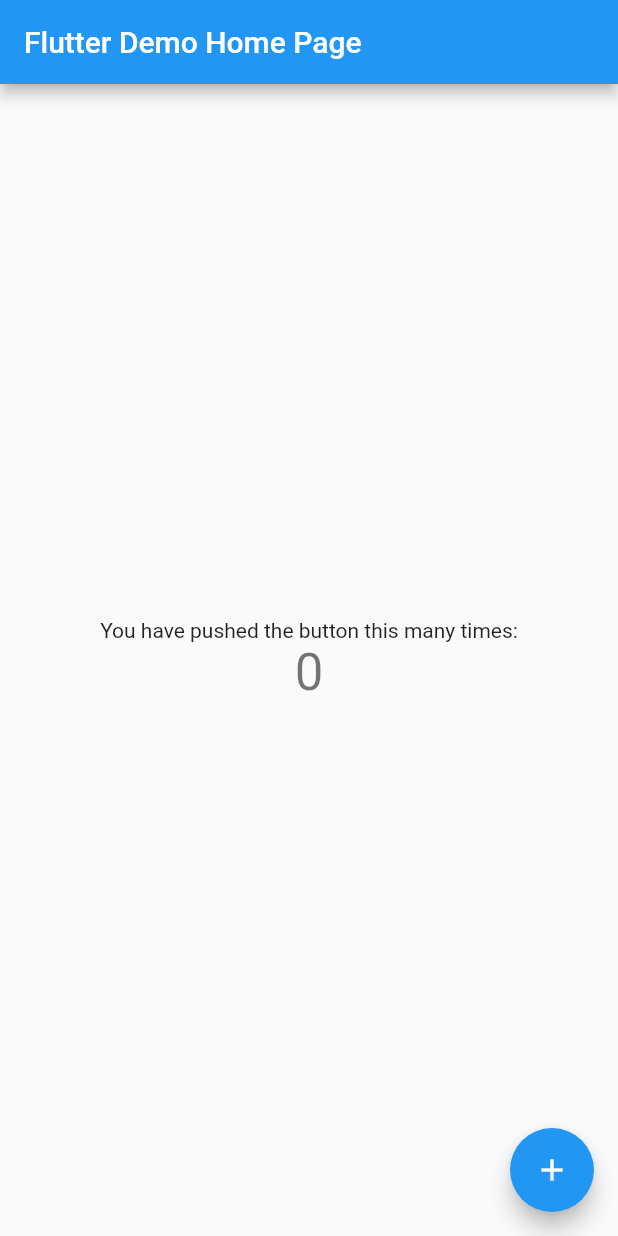
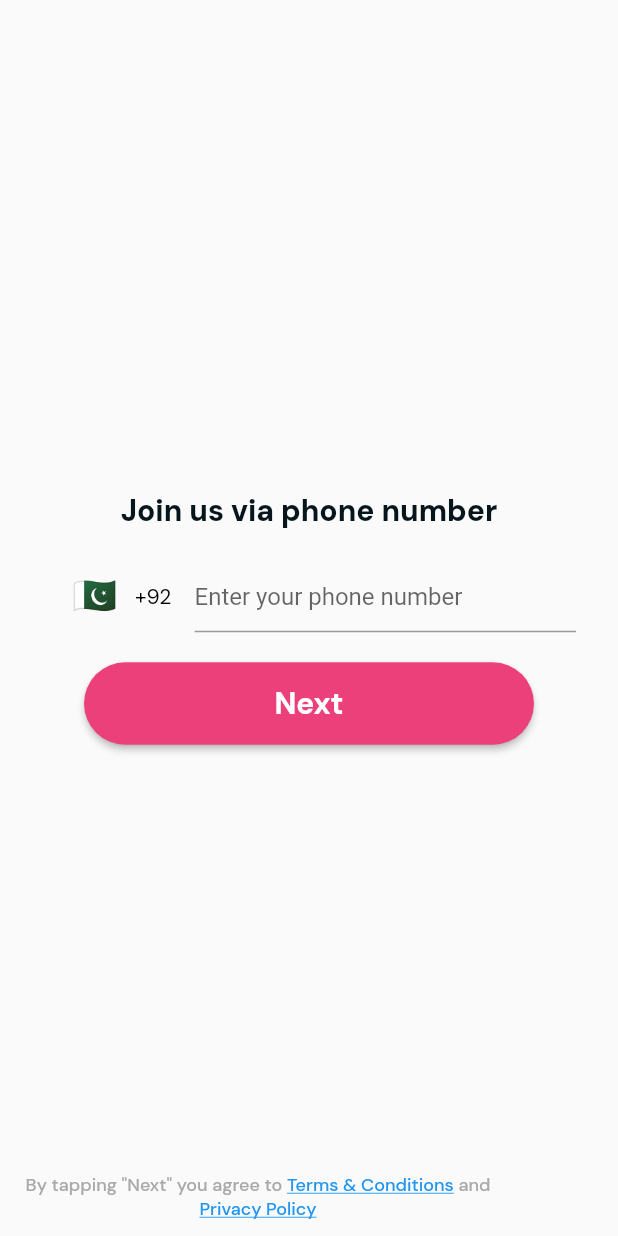
Before and after one commit to imranaziz1/WinDrive, a Flutter app: the screen it shows after launch, on a phone screen of 412 x 824 dp. Run offline on Flutter 3.47's test engine with Material 2 defaults, Android fonts, the light colour scheme and no system bars; drawn by our look-alikes of intl_phone_number_input; our stand-ins replace google_fonts.

Commit message:
First_two_screens

```diff
--- a/analysis_options.yaml
+++ b/analysis_options.yaml
@@ -7,7 +7,7 @@
 
 # The following line activates a set of recommended lints for Flutter apps,
 # packages, and plugins designed to encourage good coding practices.
-include: package:flutter_lints/flutter.yaml
+#include: package:flutter_lints/flutter.yaml
 
 linter:
   # The lint rules applied to this project can be customized in the
--- /dev/null
+++ b/lib/Login/login_screen.dart
@@ -0,0 +1,194 @@
+import 'package:flutter/gestures.dart';
+import 'package:flutter/material.dart';
+import 'package:google_fonts/google_fonts.dart';
+import 'package:intl_phone_number_input/intl_phone_number_input.dart';
+import 'package:win_drive/CityLocationPicker/city_location_picker.dart';
+// import 'numericButton.dart';
+
+class LoginScreen extends StatefulWidget {
+  const LoginScreen({Key? key}) : super(key: key);
+
+  @override
+  State<LoginScreen> createState() => _LoginScreenState();
+}
+
+class _LoginScreenState extends State<LoginScreen> {
+  final GlobalKey<FormState> formKey = GlobalKey<FormState>();
+
+
+  ////////////
+  String countryCode = '+92';
+  String value = '+92';
+  final myController = TextEditingController();
+
+  //
+  final TextEditingController controller = TextEditingController();
+  String initialCountry = 'PAK';
+  PhoneNumber number = PhoneNumber(isoCode: '+92');
+  @override
+  void dispose() {
+    // Clean up the controller when the widget is disposed.
+    controller.dispose();
+    myController.dispose();
+    super.dispose();
+  }
+
+  @override
+  Widget build(BuildContext context) {
+    // double screenHeight = MediaQuery.of(context).size.height - 20;
+    return Scaffold(
+      body: SafeArea(
+        child: Container(
+          height: MediaQuery.of(context).size.height,
+          width: MediaQuery.of(context).size.width,
+          child: Stack(
+
+            children: [
+             Form(
+               key: formKey,
+               child: Column(
+              mainAxisAlignment: MainAxisAlignment.center,
+                 children: [
+
+
+
+                   Padding(
+                     padding: const EdgeInsets.symmetric(horizontal: 28.0),
+                     child: Text(
+                       'Join us via phone number',
+                       textAlign: TextAlign.center,
+                       style: GoogleFonts.dmSans(
+                         color: Color(0xff06161C),
+                         fontSize: 20,
+                         fontWeight: FontWeight.w800,
+                       ),
+                     ),
+                   ),
+                   SizedBox(height: 20,),
+
+                   Padding(
+                     padding: const EdgeInsets.symmetric(horizontal: 28.0),
+                     child: InternationalPhoneNumberInput(
+
+                       onInputChanged: (PhoneNumber number) {
+                         print(number.phoneNumber);
+                       },
+                       onInputValidated: (bool value) {
+                         print(value);
+                       },
+                       selectorConfig: SelectorConfig(
+
+                           selectorType: PhoneInputSelectorType.BOTTOM_SHEET,
+                           showFlags: true,
+
+                           useEmoji: true),
+                       ignoreBlank: false,
+                       autoValidateMode: AutovalidateMode.disabled,
+                       selectorTextStyle:GoogleFonts.dmSans(color: Colors.black),
+                       initialValue: number,
+                       hintText: "Enter your phone number",
+                       textFieldController: controller,
+                       spaceBetweenSelectorAndTextField: 0.0,
+                        countrySelectorScrollControlled: true,
+                       textAlign: TextAlign.start,
+                       formatInput: false,
+                       keyboardType: TextInputType.numberWithOptions(
+                           signed: true, decimal: true),
+                       onSaved: (PhoneNumber number) {
+                         print('On Saved: $number');
+                       },
+                     ),
+                   ),
+                   SizedBox(height: 20,),
+                   Container(
+                     width: 300,
+                     height: 55,
+                     child: ElevatedButton(
+                       onPressed: () {
+                         Navigator.push(context, MaterialPageRoute(builder: (context)=>CityLocationPicker()));
+
+                       },
+                       child: Text(
+                         'Next',
+                         style: GoogleFonts.dmSans(
+                           fontWeight: FontWeight.w700,
+                           fontSize: 20,
+                           color: Colors.white,
+                         ),
+                       ),
+                       style: ElevatedButton.styleFrom(
+                         primary: Colors.pink.shade400,
+                         shape: RoundedRectangleBorder(
+                           borderRadius: BorderRadius.circular(100),
+                         ),
+                       ),
+                     ),
+                   ),
+                 ],
+               ),
+             ),
+             Positioned(
+               bottom: 10,
+               child:  Container(
+               width: 344,
+               child: RichText(
+                 textAlign: TextAlign.center,
+                 text: TextSpan(
+                   children: [
+                     TextSpan(
+                       text: 'By tapping "Next" you agree to ',
+                       style: GoogleFonts.dmSans(
+                         fontSize: 12,
+                         fontWeight: FontWeight.w500,
+                         color: Color(0xffA9A9AA),
+                       ),
+                     ),
+                     TextSpan(
+                       text: 'Terms & Conditions',
+                       style: GoogleFonts.dmSans(
+                         fontSize: 12,
+                         fontWeight: FontWeight.w500,
+                         color: Colors.blue,
+                         decoration: TextDecoration.underline,
+                       ),
+                       recognizer: TapGestureRecognizer()..onTap = () {},
+                     ),
+                     TextSpan(
+                       text: ' and ',
+                       style: GoogleFonts.dmSans(
+                         fontSize: 12,
+                         fontWeight: FontWeight.w500,
+                         color: Color(0xffA9A9AA),
+                       ),
+                     ),
+                     TextSpan(
+                       text: 'Privacy Policy',
+                       style: GoogleFonts.dmSans(
+                         fontSize: 12,
+                         fontWeight: FontWeight.w500,
+                         color: Colors.blue,
+                         decoration: TextDecoration.underline,
+                       ),
+                       recognizer: TapGestureRecognizer()..onTap = () {},
+                     ),
+
+                   ],
+                 ),
+               ),
+             ),)
+            ],
+          ),
+        ),
+      ),
+    );
+  }
+
+  void getPhoneNumber(String phoneNumber) async {
+    PhoneNumber number =
+    await PhoneNumber.getRegionInfoFromPhoneNumber(phoneNumber, 'PAK');
+
+    setState(() {
+      this.number = number;
+    });
+  }
+}
--- a/lib/main.dart
+++ b/lib/main.dart
@@ -1,8 +1,10 @@
 import 'package:flutter/material.dart';
+import 'package:win_drive/Login/login_screen.dart';
 
 void main() {
   runApp(const MyApp());
 }
+
 
 class MyApp extends StatelessWidget {
   const MyApp({super.key});
@@ -24,92 +26,7 @@
         // is not restarted.
         primarySwatch: Colors.blue,
       ),
-      home: const MyHomePage(title: 'Flutter Demo Home Page'),
+      home: LoginScreen()
     );
   }
 }
-
-class MyHomePage extends StatefulWidget {
-  const MyHomePage({super.key, required this.title});
-
-  // This widget is the home page of your application. It is stateful, meaning
-  // that it has a State object (defined below) that contains fields that affect
-  // how it looks.
-
-  // This class is the configuration for the state. It holds the values (in this
-  // case the title) provided by the parent (in this case the App widget) and
-  // used by the build method of the State. Fields in a Widget subclass are
-  // always marked "final".
-
-  final String title;
-
-  @override
-  State<MyHomePage> createState() => _MyHomePageState();
-}
-
-class _MyHomePageState extends State<MyHomePage> {
-  int _counter = 0;
-
-  void _incrementCounter() {
-    setState(() {
-      // This call to setState tells the Flutter framework that something has
-      // changed in this State, which causes it to rerun the build method below
-      // so that the display can reflect the updated values. If we changed
-      // _counter without calling setState(), then the build method would not be
-      // called again, and so nothing would appear to happen.
-      _counter++;
-    });
-  }
-
-  @override
-  Widget build(BuildContext context) {
-    // This method is rerun every time setState is called, for instance as done
-    // by the _incrementCounter method above.
-    //
-    // The Flutter framework has been optimized to make rerunning build methods
-    // fast, so that you can just rebuild anything that needs updating rather
-    // than having to individually change instances of widgets.
-    return Scaffold(
-      appBar: AppBar(
-        // Here we take the value from the MyHomePage object that was created by
-        // the App.build method, and use it to set our appbar title.
-        title: Text(widget.title),
-      ),
-      body: Center(
-        // Center is a layout widget. It takes a single child and positions it
-        // in the middle of the parent.
-        child: Column(
-          // Column is also a layout widget. It takes a list of children and
-          // arranges them vertically. By default, it sizes itself to fit its
-          // children horizontally, and tries to be as tall as its parent.
-          //
-          // Invoke "debug painting" (press "p" in the console, choose the
-          // "Toggle Debug Paint" action from the Flutter Inspector in Android
-          // Studio, or the "Toggle Debug Paint" command in Visual Studio Code)
-          // to see the wireframe for each widget.
-          //
-          // Column has various properties to control how it sizes itself and
-          // how it positions its children. Here we use mainAxisAlignment to
-          // center the children vertically; the main axis here is the vertical
-          // axis because Columns are vertical (the cross axis would be
-          // horizontal).
-          mainAxisAlignment: MainAxisAlignment.center,
-          children: <Widget>[
-            const Text(
-              'You have pushed the button this many times:',
-            ),
-            Text(
-              '$_counter',
-              style: Theme.of(context).textTheme.headline4,
-            ),
-          ],
-        ),
-      ),
-      floatingActionButton: FloatingActionButton(
-        onPressed: _incrementCounter,
-        tooltip: 'Increment',
-        child: const Icon(Icons.add),
-      ), // This trailing comma makes auto-formatting nicer for build methods.
-    );
-  }
-}
```
Also changed, not shown: lib/CityLocationPicker/city_location_picker.dart (added, +97 -0 lines), pubspec.yaml (+7 -4 lines), assets/images/location.png (added), pubspec.lock.
